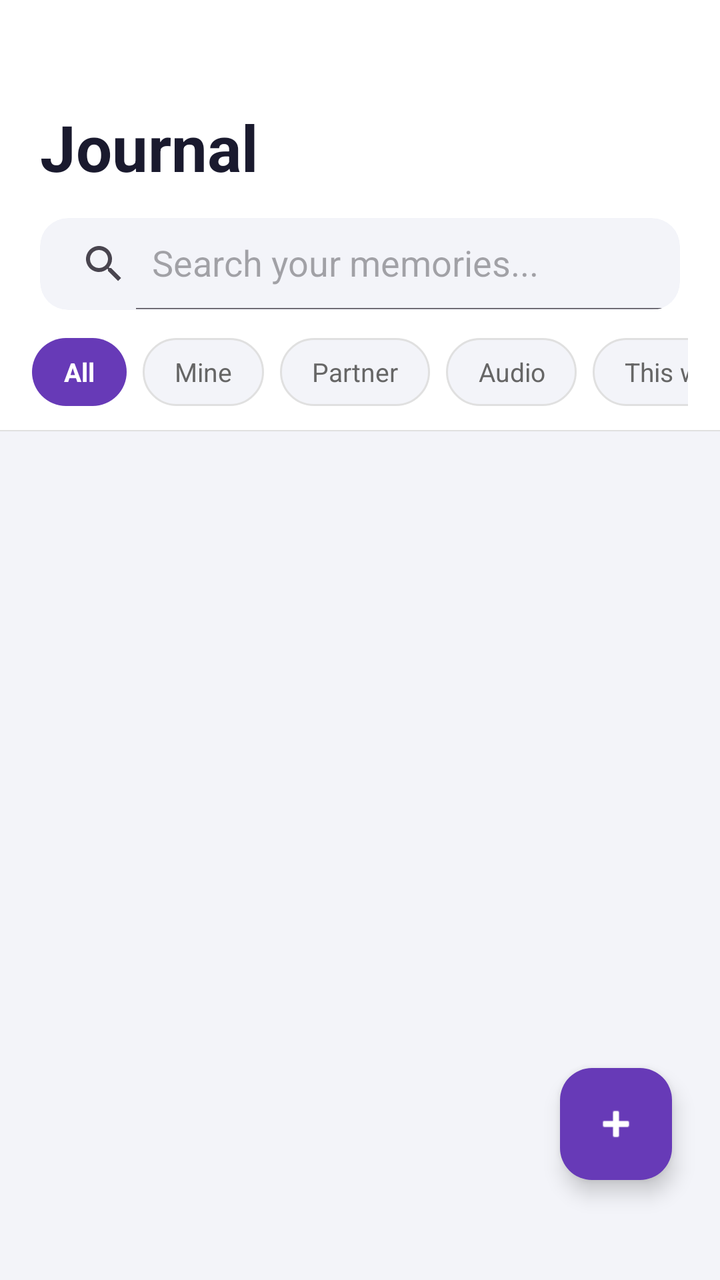
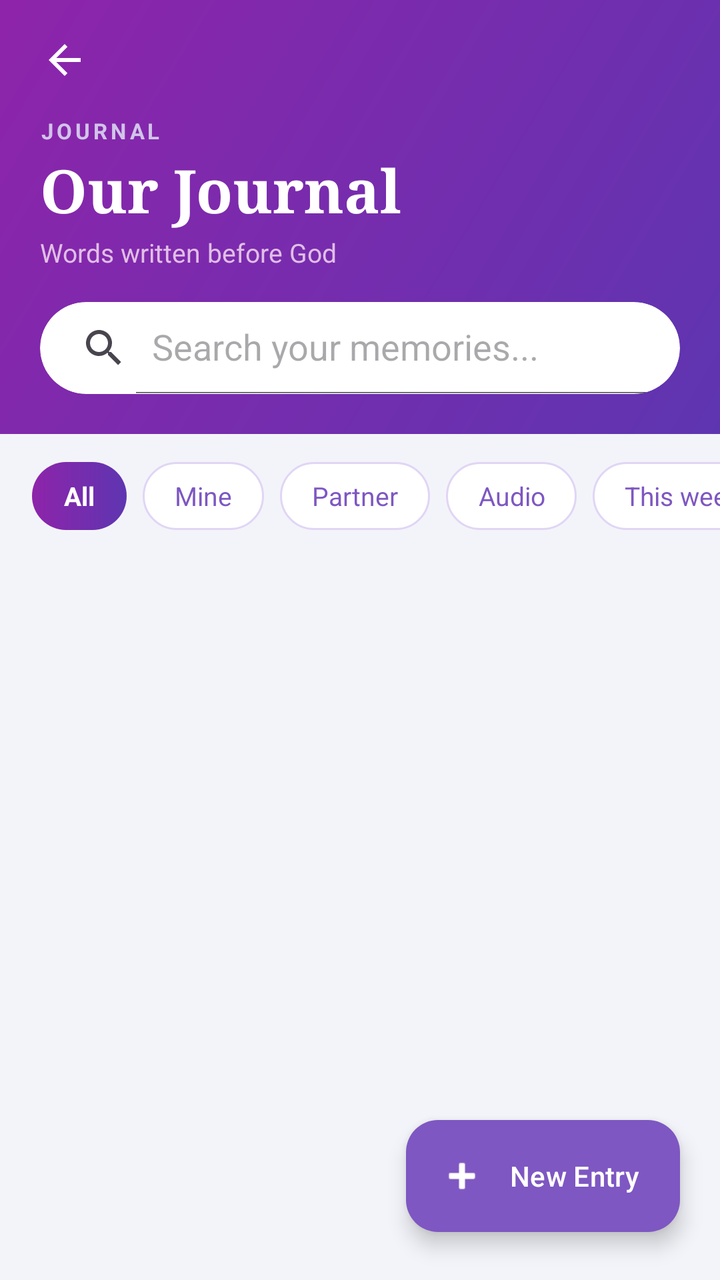

Two renders of the same Android screen: before a commit and after it. Below are the layout's source before the change and the commit's diff.
<!-- AndroidManifest.xml: application theme Theme.SpiritualTracker -->
<!-- res/layout/activity_journal_list.xml -->
<?xml version="1.0" encoding="utf-8"?>
<LinearLayout
    xmlns:android="http://schemas.android.com/apk/res/android"
    xmlns:app="http://schemas.android.com/apk/res-auto"
    android:layout_width="match_parent"
    android:layout_height="match_parent"
    android:orientation="vertical"
    android:background="#F3F4F9">

    
    <LinearLayout
        android:layout_width="match_parent"
        android:layout_height="wrap_content"
        android:orientation="vertical"
        android:background="#FFFFFF"
        android:paddingStart="20dp"
        android:paddingEnd="20dp"
        android:paddingTop="52dp"
        android:paddingBottom="0dp">

        <TextView
            android:layout_width="wrap_content"
            android:layout_height="wrap_content"
            android:text="Journal"
            android:textColor="#1A1A2E"
            android:textSize="32sp"
            android:textStyle="bold"
            android:layout_marginBottom="14dp"/>

        
        <androidx.cardview.widget.CardView
            android:layout_width="match_parent"
            android:layout_height="46dp"
            android:layout_marginBottom="14dp"
            app:cardCornerRadius="14dp"
            app:cardElevation="0dp"
            app:cardBackgroundColor="#F3F4F9">

            <androidx.appcompat.widget.SearchView
                android:id="@+id/searchView"
                android:layout_width="match_parent"
                android:layout_height="match_parent"
                app:iconifiedByDefault="false"
                app:queryHint="Search your memories..."
                android:background="@android:color/transparent"/>
        </androidx.cardview.widget.CardView>
    </LinearLayout>

    
    <HorizontalScrollView
        android:layout_width="match_parent"
        android:layout_height="wrap_content"
        android:background="#FFFFFF"
        android:scrollbars="none"
        android:paddingStart="16dp"
        android:paddingEnd="16dp"
        android:paddingBottom="12dp">

        <LinearLayout
            android:id="@+id/chipGroup"
            android:layout_width="wrap_content"
            android:layout_height="wrap_content"
            android:orientation="horizontal"
            android:gravity="center_vertical">

            <TextView
                android:id="@+id/chipAll"
                android:layout_width="wrap_content"
                android:layout_height="34dp"
                android:text="All"
                android:gravity="center"
                android:paddingStart="16dp"
                android:paddingEnd="16dp"
                android:textSize="13sp"
                android:textStyle="bold"
                android:textColor="#FFFFFF"
                android:background="@drawable/chip_active"
                android:layout_marginEnd="8dp"/>

            <TextView
                android:id="@+id/chipMine"
                android:layout_width="wrap_content"
                android:layout_height="34dp"
                android:text="Mine"
                android:gravity="center"
                android:paddingStart="16dp"
                android:paddingEnd="16dp"
                android:textSize="13sp"
                android:textColor="#666666"
                android:background="@drawable/chip_inactive"
                android:layout_marginEnd="8dp"/>

            <TextView
                android:id="@+id/chipPartner"
                android:layout_width="wrap_content"
                android:layout_height="34dp"
                android:text="Partner"
                android:gravity="center"
                android:paddingStart="16dp"
                android:paddingEnd="16dp"
                android:textSize="13sp"
                android:textColor="#666666"
                android:background="@drawable/chip_inactive"
                android:layout_marginEnd="8dp"/>

            <TextView
                android:id="@+id/chipAudio"
                android:layout_width="wrap_content"
                android:layout_height="34dp"
                android:text="Audio"
                android:gravity="center"
                android:paddingStart="16dp"
                android:paddingEnd="16dp"
                android:textSize="13sp"
                android:textColor="#666666"
                android:background="@drawable/chip_inactive"
                android:layout_marginEnd="8dp"/>

            <TextView
                android:id="@+id/chipThisWeek"
                android:layout_width="wrap_content"
                android:layout_height="34dp"
                android:text="This week"
                android:gravity="center"
                android:paddingStart="16dp"
                android:paddingEnd="16dp"
                android:textSize="13sp"
                android:textColor="#666666"
                android:background="@drawable/chip_inactive"/>

        </LinearLayout>
    </HorizontalScrollView>

    
    <View
        android:layout_width="match_parent"
        android:layout_height="0.5dp"
        android:background="#E0E0E0"/>

    
    <FrameLayout
        android:layout_width="match_parent"
        android:layout_height="0dp"
        android:layout_weight="1">

        <androidx.recyclerview.widget.RecyclerView
            android:id="@+id/recyclerView"
            android:layout_width="match_parent"
            android:layout_height="match_parent"
            android:paddingStart="14dp"
            android:paddingEnd="14dp"
            android:paddingTop="12dp"
            android:paddingBottom="100dp"
            android:clipToPadding="false"/>

        <com.google.android.material.floatingactionbutton.FloatingActionButton
            android:id="@+id/fabAdd"
            android:layout_width="wrap_content"
            android:layout_height="wrap_content"
            android:layout_gravity="bottom|end"
            android:layout_marginEnd="24dp"
            android:layout_marginBottom="50dp"
            android:src="@android:drawable/ic_input_add"
            app:tint="@android:color/white"
            app:backgroundTint="#673AB7"
            android:contentDescription="Add Entry"/>

    </FrameLayout>

</LinearLayout>
<!-- resources referenced by this layout -->
<resources>
  <!-- drawable chip_active (drawable) -->
  <?xml version="1.0" encoding="utf-8"?>
  <shape xmlns:android="http://schemas.android.com/apk/res/android"
      android:shape="rectangle">
      <solid android:color="#673AB7"/>
      <corners android:radius="20dp"/>
  </shape>
  <!-- drawable chip_inactive (drawable) -->
  <?xml version="1.0" encoding="utf-8"?>
  <shape xmlns:android="http://schemas.android.com/apk/res/android"
      android:shape="rectangle">
      <solid android:color="#F3F4F9"/>
      <stroke android:width="1dp" android:color="#E0E0E0"/>
      <corners android:radius="20dp"/>
  </shape>
  <style name="Theme.SpiritualTracker" parent="Base.Theme.SpiritualTracker" />
  <style name="Base.Theme.SpiritualTracker" parent="Theme.Material3.DayNight.NoActionBar">
          <item name="colorPrimary">#7E57C2</item>
          <item name="colorOnPrimary">#FFFFFF</item>
          <item name="colorSecondaryContainer">#D1C4E9</item>
          <item name="colorOnSecondaryContainer">#7E57C2</item>
          <item name="android:windowBackground">#F3F4F9</item>
          
          <item name="android:navigationBarColor">#F5F5F5</item>
          <item name="android:windowLightNavigationBar" tools:targetApi="27">true</item>
      </style>
</resources>

<!-- the commit's change to res/layout/activity_journal_list.xml (unified diff, before → after) -->
@@ -9,32 +9,62 @@
 
     
     <LinearLayout
+        android:id="@+id/journalHeader"
         android:layout_width="match_parent"
         android:layout_height="wrap_content"
         android:orientation="vertical"
-        android:background="#FFFFFF"
+        android:background="@drawable/bg_header_gradient"
         android:paddingStart="20dp"
         android:paddingEnd="20dp"
-        android:paddingTop="52dp"
-        android:paddingBottom="0dp">
+        android:paddingTop="8dp"
+        android:paddingBottom="20dp">
+
+        <ImageView
+            android:id="@+id/btnJournalListBack"
+            android:layout_width="44dp"
+            android:layout_height="44dp"
+            android:layout_marginStart="-10dp"
+            android:background="?attr/selectableItemBackgroundBorderless"
+            android:contentDescription="Back"
+            android:padding="10dp"
+            android:src="@drawable/ic_back" />
 
         <TextView
             android:layout_width="wrap_content"
             android:layout_height="wrap_content"
-            android:text="Journal"
-            android:textColor="#1A1A2E"
-            android:textSize="32sp"
-            android:textStyle="bold"
-            android:layout_marginBottom="14dp"/>
+            android:layout_marginTop="6dp"
+            android:letterSpacing="0.15"
+            android:text="JOURNAL"
+            android:textColor="#D1C4E9"
+            android:textSize="11sp"
+            android:textStyle="bold"/>
+
+        <TextView
+            android:layout_width="wrap_content"
+            android:layout_height="wrap_content"
+            android:layout_marginTop="2dp"
+            android:fontFamily="serif"
+            android:text="Our Journal"
+            android:textColor="#FFFFFF"
+            android:textSize="30sp"
+            android:textStyle="bold"/>
+
+        <TextView
+            android:layout_width="wrap_content"
+            android:layout_height="wrap_content"
+            android:layout_marginTop="2dp"
+            android:layout_marginBottom="16dp"
+            android:text="Words written before God"
+            android:textColor="#E1BEE7"
+            android:textSize="13sp"/>
 
         
         <androidx.cardview.widget.CardView
             android:layout_width="match_parent"
             android:layout_height="46dp"
-            android:layout_marginBottom="14dp"
-            app:cardCornerRadius="14dp"
+            app:cardCornerRadius="23dp"
             app:cardElevation="0dp"
-            app:cardBackgroundColor="#F3F4F9">
+            app:cardBackgroundColor="#FFFFFF">
 
             <androidx.appcompat.widget.SearchView
                 android:id="@+id/searchView"
@@ -50,11 +80,12 @@
     <HorizontalScrollView
         android:layout_width="match_parent"
         android:layout_height="wrap_content"
-        android:background="#FFFFFF"
         android:scrollbars="none"
+        android:clipToPadding="false"
         android:paddingStart="16dp"
         android:paddingEnd="16dp"
-        android:paddingBottom="12dp">
+        android:paddingTop="14dp"
+        android:paddingBottom="4dp">
 
         <LinearLayout
             android:id="@+id/chipGroup"
@@ -86,7 +117,7 @@
                 android:paddingStart="16dp"
                 android:paddingEnd="16dp"
                 android:textSize="13sp"
-                android:textColor="#666666"
+                android:textColor="#7E57C2"
                 android:background="@drawable/chip_inactive"
                 android:layout_marginEnd="8dp"/>
 
@@ -99,7 +130,7 @@
                 android:paddingStart="16dp"
                 android:paddingEnd="16dp"
                 android:textSize="13sp"
-                android:textColor="#666666"
+                android:textColor="#7E57C2"
                 android:background="@drawable/chip_inactive"
                 android:layout_marginEnd="8dp"/>
 
@@ -112,7 +143,7 @@
                 android:paddingStart="16dp"
                 android:paddingEnd="16dp"
                 android:textSize="13sp"
-                android:textColor="#666666"
+                android:textColor="#7E57C2"
                 android:background="@drawable/chip_inactive"
                 android:layout_marginEnd="8dp"/>
 
@@ -125,17 +156,13 @@
                 android:paddingStart="16dp"
                 android:paddingEnd="16dp"
                 android:textSize="13sp"
-                android:textColor="#666666"
+                android:textColor="#7E57C2"
                 android:background="@drawable/chip_inactive"/>
 
         </LinearLayout>
     </HorizontalScrollView>
 
-    
-    <View
-        android:layout_width="match_parent"
-        android:layout_height="0.5dp"
-        android:background="#E0E0E0"/>
+
 
     
     <FrameLayout
@@ -153,17 +180,20 @@
             android:paddingBottom="100dp"
             android:clipToPadding="false"/>
 
-        <com.google.android.material.floatingactionbutton.FloatingActionButton
+        <com.google.android.material.floatingactionbutton.ExtendedFloatingActionButton
             android:id="@+id/fabAdd"
             android:layout_width="wrap_content"
             android:layout_height="wrap_content"
             android:layout_gravity="bottom|end"
-            android:layout_marginEnd="24dp"
-            android:layout_marginBottom="50dp"
-            android:src="@android:drawable/ic_input_add"
-            app:tint="@android:color/white"
-            app:backgroundTint="#673AB7"
-            android:contentDescription="Add Entry"/>
+            android:layout_marginEnd="20dp"
+            android:layout_marginBottom="24dp"
+            android:text="New Entry"
+            android:textAllCaps="false"
+            android:textColor="#FFFFFF"
+            app:icon="@android:drawable/ic_input_add"
+            app:iconTint="#FFFFFF"
+            app:backgroundTint="#7E57C2"
+            android:contentDescription="New journal entry"/>
 
     </FrameLayout>
 
<!-- resource entries referenced after the edit -->
@@ -1,20 +1,43 @@
 <!-- resources referenced by this layout -->
 <resources>
+  <!-- drawable bg_header_gradient (drawable) -->
+  <?xml version="1.0" encoding="utf-8"?>
+  <shape xmlns:android="http://schemas.android.com/apk/res/android" android:shape="rectangle">
+      <gradient
+          android:startColor="#5E35B1"
+          android:endColor="#8E24AA"
+          android:angle="135"/>
+  
+  
+  </shape>
   <!-- drawable chip_active (drawable) -->
   <?xml version="1.0" encoding="utf-8"?>
   <shape xmlns:android="http://schemas.android.com/apk/res/android"
       android:shape="rectangle">
-      <solid android:color="#673AB7"/>
-      <corners android:radius="20dp"/>
+      <gradient
+          android:angle="0"
+          android:startColor="#8E24AA"
+          android:endColor="#5E35B1" />
+      <corners android:radius="20dp" />
   </shape>
   <!-- drawable chip_inactive (drawable) -->
   <?xml version="1.0" encoding="utf-8"?>
   <shape xmlns:android="http://schemas.android.com/apk/res/android"
       android:shape="rectangle">
-      <solid android:color="#F3F4F9"/>
-      <stroke android:width="1dp" android:color="#E0E0E0"/>
-      <corners android:radius="20dp"/>
+      <solid android:color="#FFFFFF" />
+      <stroke android:width="1dp" android:color="#E1D5F5" />
+      <corners android:radius="20dp" />
   </shape>
+  <!-- drawable ic_back (drawable) -->
+  <vector xmlns:android="http://schemas.android.com/apk/res/android"
+      android:width="24dp"
+      android:height="24dp"
+      android:viewportWidth="24"
+      android:viewportHeight="24">
+      <path
+          android:fillColor="#FFFFFFFF"
+          android:pathData="M20,11H7.83l5.59,-5.59L12,4l-8,8 8,8 1.41,-1.41L7.83,13H20v-2z" />
+  </vector>
   <style name="Theme.SpiritualTracker" parent="Base.Theme.SpiritualTracker" />
   <style name="Base.Theme.SpiritualTracker" parent="Theme.Material3.DayNight.NoActionBar">
           <item name="colorPrimary">#7E57C2</item>
